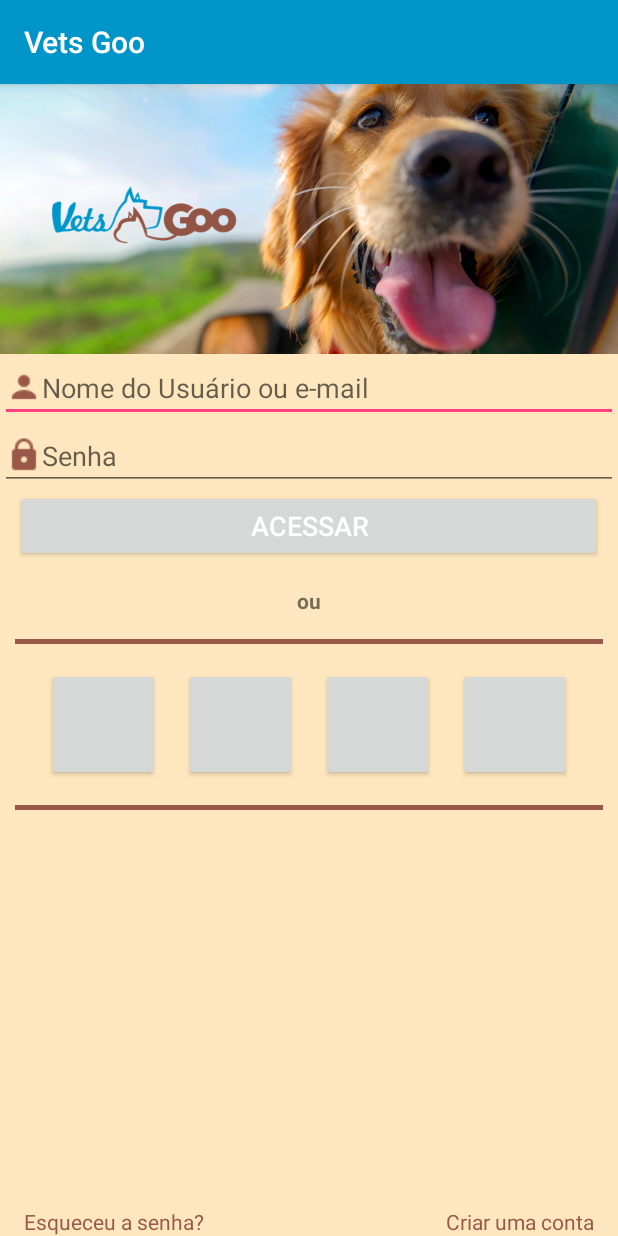
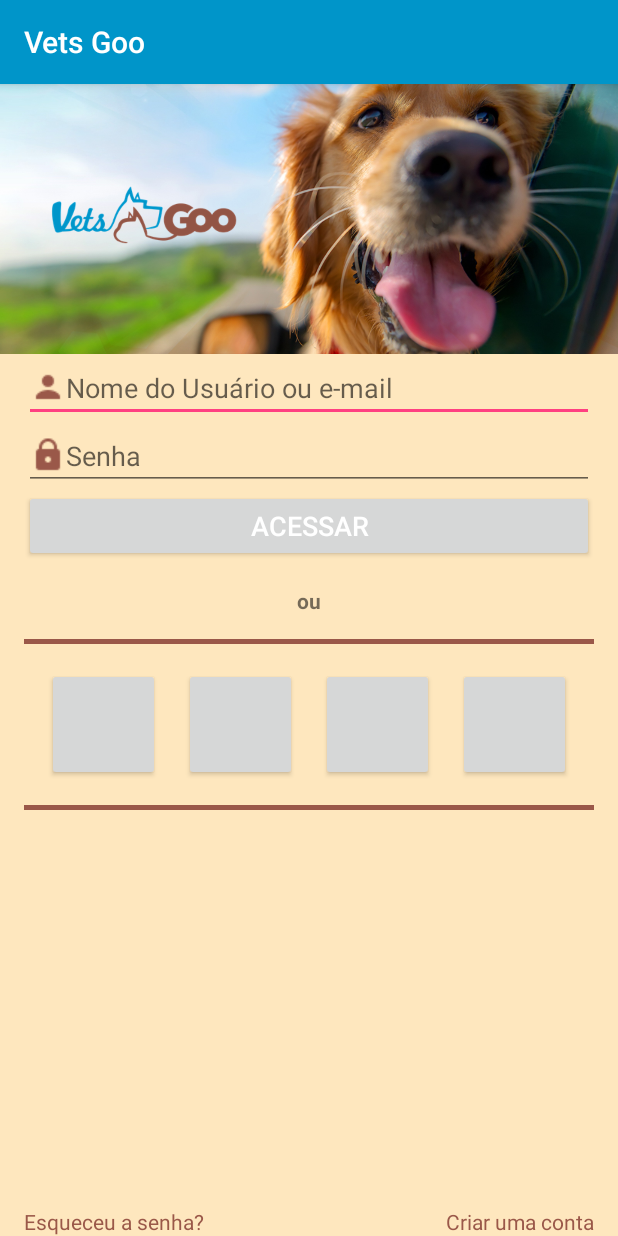
Before and after one commit to silvanopessoa/android, an Android app: the screen it shows after launch (MainActivity), on a phone screen of 412 x 824 dp. Run offline under Robolectric (Android 15) with nearby library versions, the phone set to English and light mode, and no system bars; libraries missing offline, so code that uses them is left out: com.dd.processbutton, com.joanzapata.iconify; plain views replace ActionProcessButton, FacebookButton, GooglePlusButton, LinkedInButton, TwitterButton; 2 statements that could not run were skipped.

Commit message:
comit inicial

```diff
--- a/app/src/main/AndroidManifest.xml
+++ b/app/src/main/AndroidManifest.xml
@@ -9,7 +9,8 @@
         android:label="@string/app_name"
         android:supportsRtl="true"
         android:theme="@style/AppTheme">
-        <activity android:name=".MainActivity">
+        <activity android:name=".MainActivity" android:screenOrientation="portrait">
+
             <intent-filter>
                 <action android:name="android.intent.action.MAIN" />
 
--- a/app/src/main/res/layout/activity_main.xml
+++ b/app/src/main/res/layout/activity_main.xml
@@ -10,35 +10,41 @@
     tools:context="br.com.silvanopessoa.autenticacao.MainActivity">
 
     <ImageView
+        android:id="@+id/imgViewLogo"
         android:layout_width="match_parent"
         app:srcCompat="@drawable/vetsgo"
-        android:id="@+id/imgViewLogo"
         android:scaleType="centerCrop"
         android:cropToPadding="false"
         android:adjustViewBounds="false"
         android:layout_height="180dp" />
 
     <EditText
+        android:id="@+id/editTextLogin"
         android:layout_width="match_parent"
         android:layout_height="wrap_content"
         android:inputType="textEmailAddress"
-        android:id="@+id/editTextLogin"
+        android:layout_marginLeft="@dimen/activity_horizontal_margin"
+        android:layout_marginRight="@dimen/activity_horizontal_margin"
         android:drawableLeft="@drawable/user"
         android:hint="Nome do Usuário ou e-mail" />
 
 
     <EditText
+        android:id="@+id/editTextPassword"
         android:layout_width="match_parent"
         android:layout_height="wrap_content"
+        android:layout_marginLeft="@dimen/activity_horizontal_margin"
+        android:layout_marginRight="@dimen/activity_horizontal_margin"
         android:inputType="textPassword"
-        android:id="@+id/editTextPassword"
         android:drawableLeft="@drawable/lock"
         android:hint="Senha"/>
 
     <com.dd.processbutton.iml.ActionProcessButton
+        android:id="@+id/btnSignIn"
         android:layout_width="match_parent"
         android:layout_height="wrap_content"
-        android:id="@+id/btnSignIn"
+        android:layout_marginLeft="@dimen/activity_horizontal_margin"
+        android:layout_marginRight="@dimen/activity_horizontal_margin"
         android:layout_marginBottom="16dp"
         android:text="Acessar"
         android:textColor="@android:color/white"
@@ -51,8 +57,6 @@
         custom:pb_textProgress="Autenticando"
         custom:pb_textError="Error"
         custom:pb_colorError="@color/red_error"
-        android:layout_marginLeft="16px"
-        android:layout_marginRight="16px"
         />
 
     <TextView
@@ -64,12 +68,12 @@
         android:textStyle="bold"
         android:id="@+id/textView3" />
 
-    <View android:id="@+id/separator"
-        android:background="@color/font_login"
+    <View android:id="@+id/separator_superior"
         android:layout_width = "fill_parent"
         android:layout_height="3dip"
-        android:layout_marginLeft="10dp"
-        android:layout_marginRight="10dp"
+        android:layout_marginLeft="@dimen/activity_horizontal_margin"
+        android:layout_marginRight="@dimen/activity_horizontal_margin"
+        android:background="@color/font_login"
         android:layout_marginBottom="16dp"
         android:layout_centerVertical ="true"
         android:layout_alignParentTop="true"/>
@@ -117,12 +121,12 @@
 
     </LinearLayout>
 
-    <View android:id="@+id/separator2"
+    <View android:id="@+id/separator_inferior"
         android:background="@color/font_login"
         android:layout_width = "fill_parent"
         android:layout_height="3dip"
-        android:layout_marginLeft="10dp"
-        android:layout_marginRight="10dp"
+        android:layout_marginLeft="@dimen/activity_horizontal_margin"
+        android:layout_marginRight="@dimen/activity_horizontal_margin"
         android:layout_marginTop="16dp"
         android:layout_centerVertical ="true"
         android:layout_alignParentTop="true"/>
--- a/app/src/main/res/values/strings.xml
+++ b/app/src/main/res/values/strings.xml
@@ -2,4 +2,7 @@
     <string name="app_name">Vets Goo</string>
     <string name="btn_facebook">{fa-heart-o} Google+</string>
 
+    <!-- TODO: Remove or change this placeholder text -->
+    <string name="hello_blank_fragment">Hello blank fragment</string>
+
 </resources>
```
Also changed, not shown: app/src/main/java/layout/BlankFragment.java (added, +109 -0 lines), app/src/main/res/layout/fragment_vertical_login.xml (added, +13 -0 lines).
